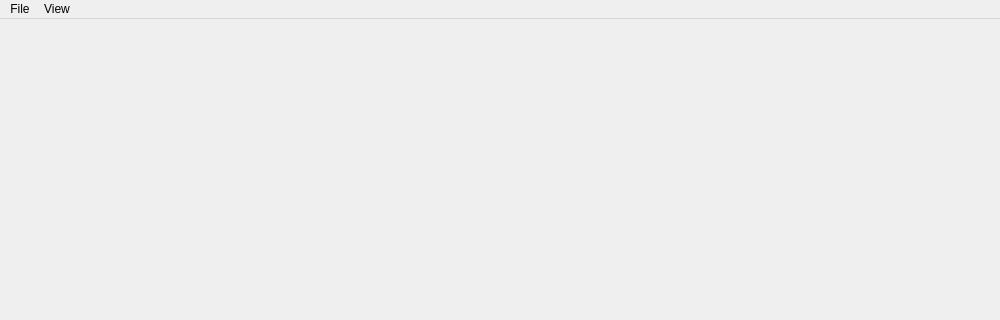
Old version of the form zapzap/ui/ui_mainwindow.ui in the repository rafatosta/zapzap; both pictures show x 0 to 1000 and y 0 to 320 of the 1000 by 600 pixel window.
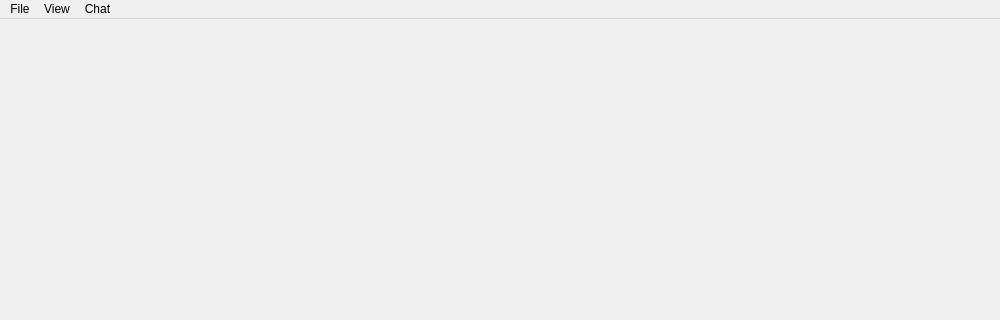
New version of the form.

Diff of the .ui file:
```diff
--- a/zapzap/ui/ui_mainwindow.ui
+++ b/zapzap/ui/ui_mainwindow.ui
@@ -48,8 +48,18 @@
     <addaction name="actionZoom_in"/>
     <addaction name="actionZoom_out"/>
    </widget>
+   <widget class="QMenu" name="menuChat">
+    <property name="title">
+     <string>Chat</string>
+    </property>
+    <addaction name="actionReload"/>
+    <addaction name="separator"/>
+    <addaction name="actionNew_chat"/>
+    <addaction name="actionBy_phone_number"/>
+   </widget>
    <addaction name="menuFile"/>
    <addaction name="menuView"/>
+   <addaction name="menuChat"/>
   </widget>
   <widget class="QStatusBar" name="statusbar"/>
   <action name="actionQuit">
```
Left out of the diff: 18 changed lines with no effect on the pictures.
